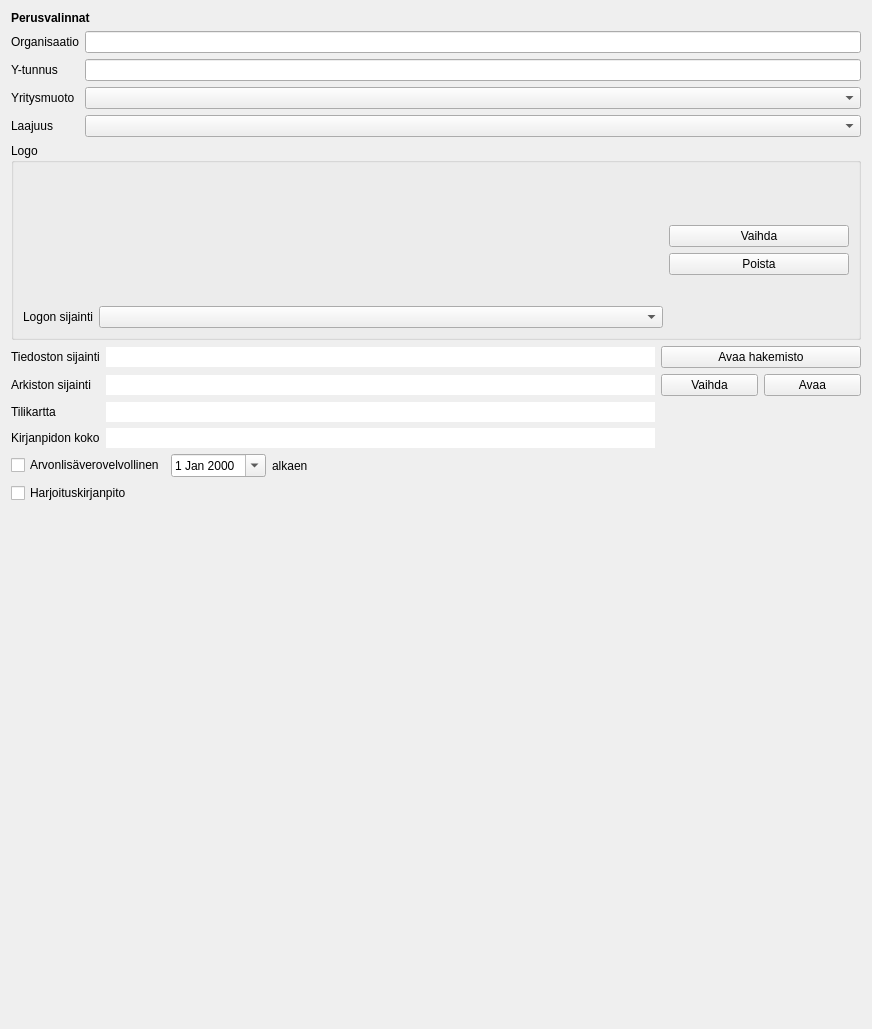
This is kitsas/maaritys/perusvalinnat.ui in artoh/kitupiikki as Qt 5 draws it before an edit. The edited form follows.
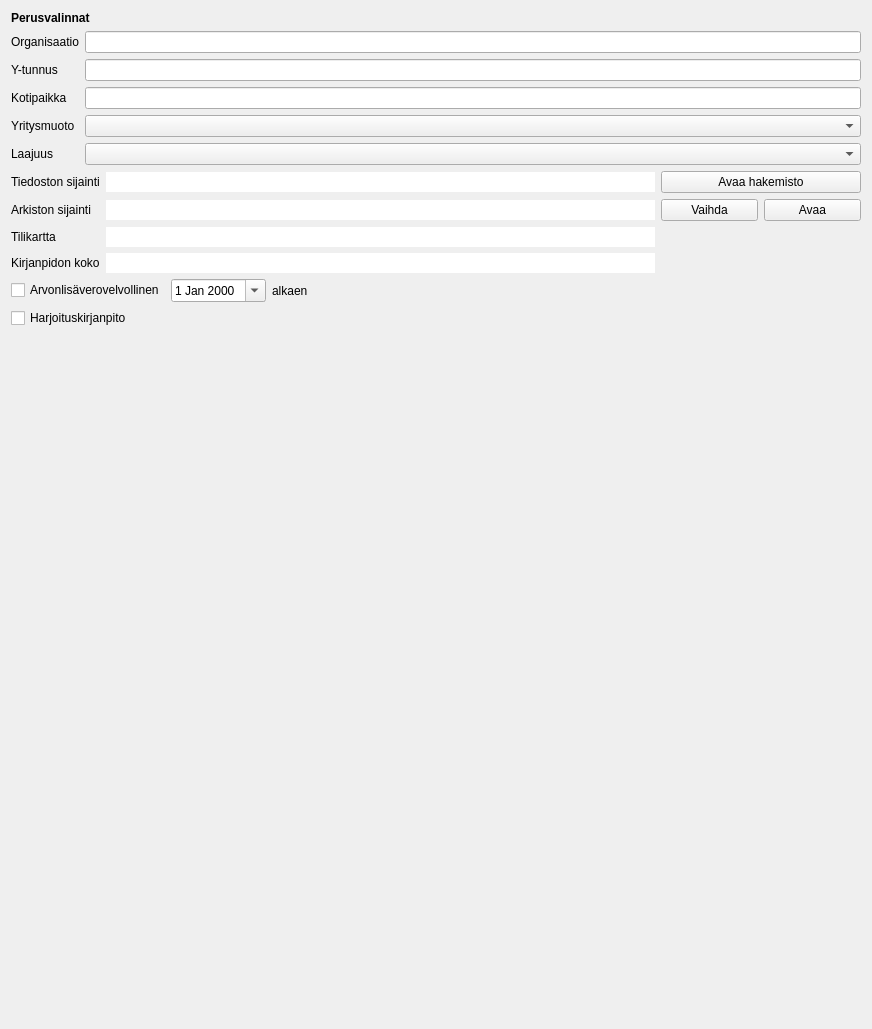
This is the edited form. Icons and pictures are not drawn.

```diff
--- a/kitsas/maaritys/perusvalinnat.ui
+++ b/kitsas/maaritys/perusvalinnat.ui
@@ -66,14 +66,14 @@
        </property>
       </widget>
      </item>
-     <item row="2" column="0">
+     <item row="3" column="0">
       <widget class="QLabel" name="muotoLabel">
        <property name="text">
         <string>Yritysmuoto</string>
        </property>
       </widget>
      </item>
-     <item row="2" column="1">
+     <item row="3" column="1">
       <widget class="QComboBox" name="muotoCombo">
        <property name="Asetus" stdset="0">
         <string notr="true">muoto</string>
@@ -83,14 +83,14 @@
        </property>
       </widget>
      </item>
-     <item row="3" column="0">
+     <item row="4" column="0">
       <widget class="QLabel" name="label_10">
        <property name="text">
         <string>Laajuus</string>
        </property>
       </widget>
      </item>
-     <item row="3" column="1">
+     <item row="4" column="1">
       <widget class="QComboBox" name="laajuusCombo">
        <property name="Asetus" stdset="0">
         <string notr="true">laajuus</string>
@@ -100,143 +100,22 @@
        </property>
       </widget>
      </item>
+     <item row="2" column="0">
+      <widget class="QLabel" name="label_4">
+       <property name="text">
+        <string>Kotipaikka</string>
+       </property>
+      </widget>
+     </item>
+     <item row="2" column="1">
+      <widget class="QLineEdit" name="lineEdit">
+       <property name="Asetus" stdset="0">
+        <string notr="true">Kotipaikka</string>
+       </property>
+      </widget>
+     </item>
     </layout>
    </item>
-   <item>
-    <widget class="QGroupBox" name="groupBox">
-     <property name="title">
-      <string>Logo</string>
-     </property>
-     <layout class="QHBoxLayout" name="horizontalLayout_5" stretch="1,0">
-      <item>
-       <layout class="QVBoxLayout" name="verticalLayout">
-        <item>
-         <widget class="QLabel" name="logoLabel">
-          <property name="sizePolicy">
-           <sizepolicy hsizetype="Preferred" vsizetype="Preferred">
-            <horstretch>0</horstretch>
-            <verstretch>0</verstretch>
-           </sizepolicy>
-          </property>
-          <property name="minimumSize">
-           <size>
-            <width>128</width>
-            <height>128</height>
-           </size>
-          </property>
-          <property name="maximumSize">
-           <size>
-            <width>16777215</width>
-            <height>128</height>
-           </size>
-          </property>
-          <property name="frameShape">
-           <enum>QFrame::NoFrame</enum>
-          </property>
-          <property name="text">
-           <string/>
-          </property>
-          <property name="scaledContents">
-           <bool>false</bool>
-          </property>
-         </widget>
-        </item>
-        <item>
-         <layout class="QHBoxLayout" name="horizontalLayout" stretch="0,1">
-          <item>
-           <widget class="QLabel" name="label_4">
-            <property name="text">
-             <string>Logon sijainti</string>
-            </property>
-           </widget>
-          </item>
-          <item>
-           <widget class="QComboBox" name="logonSijaintiCombo">
-            <property name="Asetus" stdset="0">
-             <string notr="true">LogonSijainti</string>
-            </property>
-            <property name="Oletus" stdset="0">
-             <string notr="true">VIERESSA</string>
-            </property>
-           </widget>
-          </item>
-         </layout>
-        </item>
-       </layout>
-      </item>
-      <item>
-       <layout class="QVBoxLayout" name="verticalLayout_3">
-        <item>
-         <spacer name="verticalSpacer_2">
-          <property name="orientation">
-           <enum>Qt::Vertical</enum>
-          </property>
-          <property name="sizeType">
-           <enum>QSizePolicy::MinimumExpanding</enum>
-          </property>
-          <property name="sizeHint" stdset="0">
-           <size>
-            <width>20</width>
-            <height>40</height>
-           </size>
-          </property>
-         </spacer>
-        </item>
-        <item>
-         <widget class="QPushButton" name="vaihdaLogoNappi">
-          <property name="minimumSize">
-           <size>
-            <width>180</width>
-            <height>0</height>
-           </size>
-          </property>
-          <property name="text">
-           <string>Vaihda</string>
-          </property>
-          <property name="icon">
-           <iconset resource="../pic/pic.qrc">
-            <normaloff>:/pic/kuva2.png</normaloff>:/pic/kuva2.png</iconset>
-          </property>
-         </widget>
-        </item>
-        <item>
-         <widget class="QPushButton" name="poistaLogoNappi">
-          <property name="minimumSize">
-           <size>
-            <width>180</width>
-            <height>0</height>
-           </size>
-          </property>
-          <property name="text">
-           <string>Poista</string>
-          </property>
-          <property name="icon">
-           <iconset resource="../pic/pic.qrc">
-            <normaloff>:/pic/edit-clear.png</normaloff>:/pic/edit-clear.png</iconset>
-          </property>
-         </widget>
-        </item>
-        <item>
-         <spacer name="verticalSpacer_3">
-          <property name="orientation">
-           <enum>Qt::Vertical</enum>
-          </property>
-          <property name="sizeType">
-           <enum>QSizePolicy::MinimumExpanding</enum>
-          </property>
-          <property name="sizeHint" stdset="0">
-           <size>
-            <width>20</width>
-            <height>40</height>
-           </size>
-          </property>
-         </spacer>
-        </item>
-       </layout>
-      </item>
-     </layout>
-    </widget>
-   </item>
    <item>
     <layout class="QGridLayout" name="gridLayout" columnstretch="0,1,0">
      <item row="0" column="0">
```
Left out of the diff: 1 changed line with no effect on the pictures.
